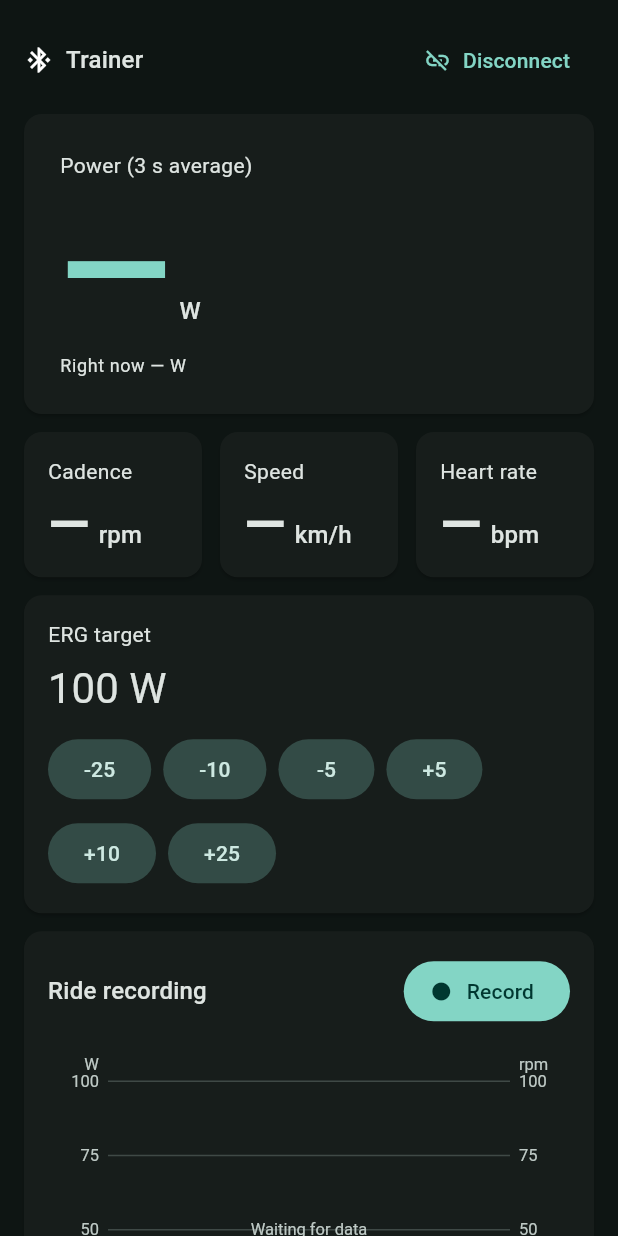
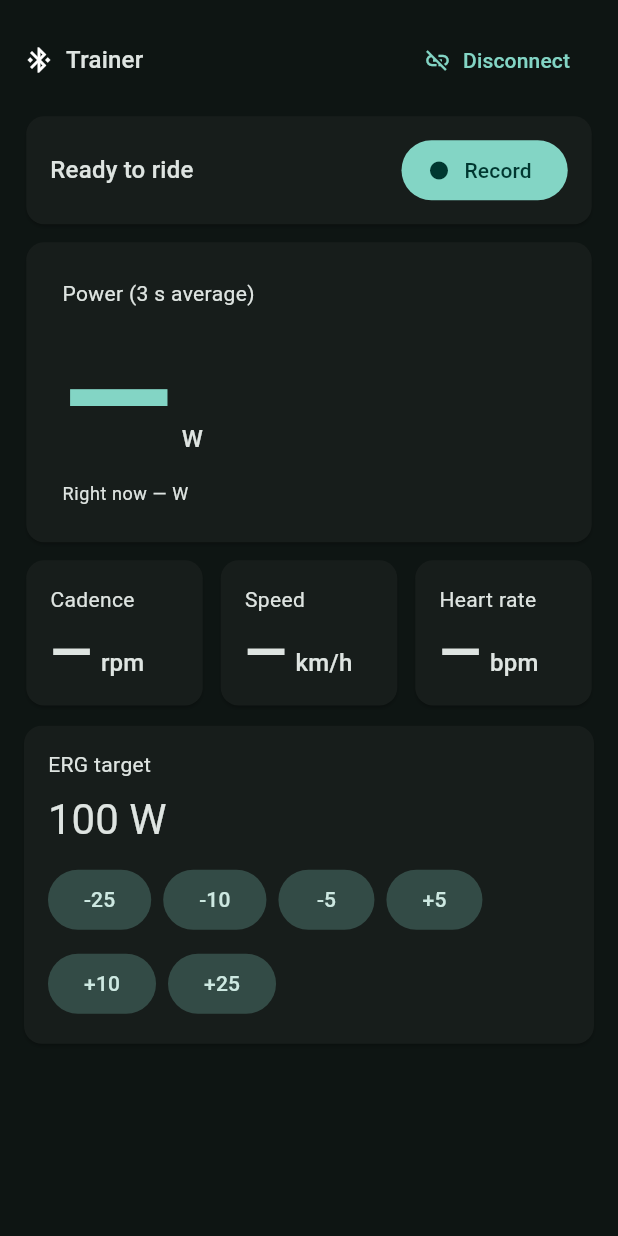
Before and after one commit to ldmichae/speedy, a Flutter app: the DashboardView widget shown alone on an empty page, opened directly, on a phone screen of 412 x 824 dp. Run offline on Flutter 3.47's test engine with Material 3 defaults, Android fonts, the phone set to English and light mode, and no system bars; our stand-ins replace flutter_riverpod, shared_preferences, wakelock_plus; missing offline and left inert: universal_ble; accounts and stored records are empty.

Commit message:
Rework recording screen and add wide desktop layouts
Recording screen:
- Workout bar (timer and controls) sits above the live power, cadence and
  speed tiles; totals (time, distance, avg power, energy) and the chart
  appear only once a ride is being recorded
- The workout is outlined as one group while recording

Layout:
- Windows 1000px or wider get side-by-side layouts: live tiles and ERG
  target beside the ride summary and a taller chart; two-column
  preferences; two-column history list; larger chart in ride detail
- Narrower windows, including portrait, keep the stacked layout
- Fix cards shrinking to different widths in stacked columns
- MetricTile scales its number down instead of overflowing when narrow

Tests cover both layouts, including alignment and widths.

Co-Authored-By: Claude Sonnet 5.5 <noreply@anthropic.com>

```diff
--- a/lib/ui/dashboard_view.dart
+++ b/lib/ui/dashboard_view.dart
@@ -3,7 +3,10 @@ import 'package:flutter_riverpod/flutter_riverpod.dart';
 import 'package:wakelock_plus/wakelock_plus.dart';
 
 import '../core/units.dart';
+import '../core/ride_recording.dart';
+import 'layout.dart';
 import 'metric_tile.dart';
+import 'recorder_controller.dart';
 import 'recording_panel.dart';
 import 'trainer_controller.dart';
 import 'units_controller.dart';
@@ -38,27 +41,10 @@ class _DashboardViewState extends ConsumerState<DashboardView> {
     final theme = Theme.of(context);
     final d = s.latest;
     final rideUnits = ref.watch(rideUnitsProvider);
+    final active = ref.watch(
+        recorderProvider.select((r) => r.status != RecStatus.idle));
 
-    return ListView(
-      padding: const EdgeInsets.all(16),
-      children: [
-        Row(children: [
-          const Icon(Icons.bluetooth_connected, size: 20),
-          const SizedBox(width: 8),
-          Expanded(
-            child: Text(
-              s.deviceName ?? 'Trainer',
-              style: theme.textTheme.titleMedium,
-              overflow: TextOverflow.ellipsis,
-            ),
-          ),
-          TextButton.icon(
-            onPressed: c.disconnect,
-            icon: const Icon(Icons.link_off),
-            label: const Text('Disconnect'),
-          ),
-        ]),
-        const SizedBox(height: 12),
+    final tiles = Column(crossAxisAlignment: CrossAxisAlignment.stretch, children: [
       MetricTile(
         label: 'Power (3 s average)',
         value: _whole(s.smoothedPower),
@@ -88,8 +74,9 @@ class _DashboardViewState extends ConsumerState<DashboardView> {
               label: 'Heart rate', value: _whole(d?.heartRate), unit: 'bpm'),
         ),
       ]),
-        const SizedBox(height: 12),
-        Card(
+    ]);
+
+    final ergCard = Card(
       margin: EdgeInsets.zero,
       child: Padding(
         padding: const EdgeInsets.all(16),
@@ -110,14 +97,116 @@ class _DashboardViewState extends ConsumerState<DashboardView> {
           ],
         ),
       ),
+    );
+
+    final deviceRow = Row(children: [
+      const Icon(Icons.bluetooth_connected, size: 20),
+      const SizedBox(width: 8),
+      Expanded(
+        child: Text(
+          s.deviceName ?? 'Trainer',
+          style: theme.textTheme.titleMedium,
+          overflow: TextOverflow.ellipsis,
         ),
+      ),
+      TextButton.icon(
+        onPressed: c.disconnect,
+        icon: const Icon(Icons.link_off),
+        label: const Text('Disconnect'),
+      ),
+    ]);
+
+    return LayoutBuilder(builder: (context, box) {
+      final wide = isWideLayout(box.maxWidth);
+
+      // Controls, live numbers and (once recording) totals and chart read as
+      // one workout: outlined together while a ride is being recorded.
+      final Widget workout;
+      if (wide) {
+        // Live numbers and the ERG target on the left, the ride so far on the
+        // right; the chart takes whatever height the window has left.
+        final chartHeight = (box.maxHeight - 430).clamp(260.0, 640.0);
+        workout = Column(crossAxisAlignment: CrossAxisAlignment.stretch, children: [
+          const WorkoutBar(),
           const SizedBox(height: 12),
-        const RecordingPanel(),
+          Row(crossAxisAlignment: CrossAxisAlignment.start, children: [
+            Expanded(
+              flex: 5,
+              child: Column(
+                crossAxisAlignment: CrossAxisAlignment.stretch,
+                children: [tiles, const SizedBox(height: 12), ergCard],
+              ),
+            ),
+            const SizedBox(width: 12),
+            Expanded(
+              flex: 6,
+              child: active
+                  ? WorkoutSummary(chartHeight: chartHeight)
+                  : const _IdleHint(),
+            ),
+          ]),
+        ]);
+      } else {
+        workout = Column(crossAxisAlignment: CrossAxisAlignment.stretch, children: [
+          const WorkoutBar(),
+          const SizedBox(height: 12),
+          tiles,
+          if (active) ...[
+            const SizedBox(height: 12),
+            const WorkoutSummary(),
+          ],
+        ]);
+      }
+
+      return ListView(
+        padding: const EdgeInsets.all(16),
+        children: [
+          deviceRow,
+          const SizedBox(height: 12),
+          Container(
+            padding: EdgeInsets.all(active ? 12 : 0),
+            decoration: BoxDecoration(
+              borderRadius: BorderRadius.circular(20),
+              border: Border.all(
+                color: active ? theme.colorScheme.primary : Colors.transparent,
+                width: 1.5,
+              ),
+            ),
+            child: workout,
+          ),
+          if (!wide) ...[const SizedBox(height: 12), ergCard],
           if (s.error != null) ...[
             const SizedBox(height: 12),
             Text(s.error!, style: TextStyle(color: theme.colorScheme.error)),
           ],
         ],
       );
+    });
   }
 }
+
+/// Fills the space the ride summary will use, so the wide layout is balanced
+/// before recording starts.
+class _IdleHint extends StatelessWidget {
+  const _IdleHint();
+
+  @override
+  Widget build(BuildContext context) {
+    final theme = Theme.of(context);
+    return Card(
+      margin: EdgeInsets.zero,
+      child: Padding(
+        padding: const EdgeInsets.all(32),
+        child: Column(children: [
+          Icon(Icons.show_chart, size: 40, color: theme.colorScheme.outline),
+          const SizedBox(height: 12),
+          Text('Press Record to start this ride',
+              style: theme.textTheme.titleMedium),
+          const SizedBox(height: 4),
+          Text('Totals and a live chart appear here.',
+              style: theme.textTheme.bodySmall),
+        ]),
+      ),
+    );
+  }
+}
--- /dev/null
+++ b/lib/ui/layout.dart
@@ -0,0 +1,8 @@
+/// Windows at least this wide (desktop or tablet landscape) get side-by-side
+/// layouts; narrower ones, including portrait, stack vertically.
+const wideLayoutMinWidth = 1000.0;
+
+bool isWideLayout(double width) => width >= wideLayoutMinWidth;
+
+/// Widest the main content grows on a wide window.
+const wideContentMaxWidth = 1400.0;
--- a/lib/ui/metric_tile.dart
+++ b/lib/ui/metric_tile.dart
@@ -39,7 +39,11 @@ class MetricTile extends StatelessWidget {
           children: [
             Text(label, style: theme.textTheme.bodyMedium),
             SizedBox(height: hero ? 12 : 8),
-            Row(
+            // Shrinks the number and unit rather than overflowing a narrow tile.
+            FittedBox(
+              fit: BoxFit.scaleDown,
+              alignment: Alignment.centerLeft,
+              child: Row(
                 crossAxisAlignment: CrossAxisAlignment.baseline,
                 textBaseline: TextBaseline.alphabetic,
                 children: [
@@ -47,6 +51,7 @@ class MetricTile extends StatelessWidget {
                   const SizedBox(width: 6),
                   Text(unit, style: theme.textTheme.titleMedium),
                 ],
+              ),
             ),
             if (footnote != null) ...[
               const SizedBox(height: 8),
--- a/lib/ui/recording_panel.dart
+++ b/lib/ui/recording_panel.dart
@@ -9,8 +9,10 @@ import 'ride_chart.dart';
 import 'rider_profile_controller.dart';
 import 'units_controller.dart';
 
-class RecordingPanel extends ConsumerWidget {
-  const RecordingPanel({super.key});
+/// Timer and record/pause/stop controls. Always visible, so starting a ride
+/// does not move anything on screen.
+class WorkoutBar extends ConsumerWidget {
+  const WorkoutBar({super.key});
 
   Future<void> _stop(BuildContext context, WidgetRef ref) async {
     final c = ref.read(recorderProvider.notifier);
@@ -75,11 +77,8 @@ class RecordingPanel extends ConsumerWidget {
   @override
   Widget build(BuildContext context, WidgetRef ref) {
     final rec = ref.watch(recorderProvider);
-    final settings = ref.watch(chartSettingsProvider);
-    final profile = ref.watch(riderProfileProvider);
     final c = ref.read(recorderProvider.notifier);
     final theme = Theme.of(context);
-    final kcal = rideKcal(rec.samples, profile);
 
     final controls = switch (rec.status) {
       RecStatus.idle => [
@@ -118,39 +117,61 @@ class RecordingPanel extends ConsumerWidget {
     return Card(
       margin: EdgeInsets.zero,
       child: Padding(
-        padding: const EdgeInsets.all(16),
-        child: Column(
-          crossAxisAlignment: CrossAxisAlignment.start,
-          children: [
-            Row(children: [
+        padding: const EdgeInsets.symmetric(horizontal: 16, vertical: 12),
+        child: Row(children: [
           if (rec.status == RecStatus.recording)
             Padding(
               padding: const EdgeInsets.only(right: 8),
               child: Icon(Icons.circle, size: 12, color: theme.colorScheme.error),
             ),
           Text(
-                rec.status == RecStatus.idle
-                    ? 'Ride recording'
-                    : rec.status == RecStatus.paused
-                        ? 'Paused  ${clock(rec.elapsed)}'
-                        : clock(rec.elapsed),
+            switch (rec.status) {
+              RecStatus.idle => 'Ready to ride',
+              RecStatus.paused => 'Paused  ${clock(rec.elapsed)}',
+              RecStatus.recording => clock(rec.elapsed),
+            },
             style: theme.textTheme.titleMedium,
           ),
           const Spacer(),
           Wrap(spacing: 8, children: controls),
         ]),
-            if (rec.status != RecStatus.idle) ...[
+      ),
+    );
+  }
+}
+
+/// Totals so far, and the chart with its options. Only shown once a ride is
+/// being recorded.
+class WorkoutSummary extends ConsumerWidget {
+  const WorkoutSummary({super.key, this.chartHeight = 240});
+
+  final double chartHeight;
+
+  @override
+  Widget build(BuildContext context, WidgetRef ref) {
+    final rec = ref.watch(recorderProvider);
+    final settings = ref.watch(chartSettingsProvider);
+    final kcal = rideKcal(rec.samples, ref.watch(riderProfileProvider));
+    final stats = RideStats.of(rec.samples, kcal: kcal);
+
+    return Card(
+      margin: EdgeInsets.zero,
+      child: Padding(
+        padding: const EdgeInsets.all(16),
+        child: Column(
+          crossAxisAlignment: CrossAxisAlignment.start,
+          children: [
+            RideStatRow(stats: stats),
+            if (kcal == null) ...[
               const SizedBox(height: 4),
               Text(
-                kcal != null
-                    ? '≈ ${kcal.round()} kcal burned'
-                    : 'Add your rider profile in Preferences to estimate calories',
-                style: theme.textTheme.bodySmall,
+                'Add your rider profile in Preferences to estimate calories.',
+                style: Theme.of(context).textTheme.bodySmall,
               ),
             ],
             const SizedBox(height: 16),
             SizedBox(
-              height: 240,
+              height: chartHeight,
               child: RideChart(
                 samples: rec.samples,
                 settings: settings,
```
Also changed, not shown: lib/ui/history_screen.dart (+35 -7 lines), lib/ui/home_screen.dart (+5 -3 lines), lib/ui/preferences_screen.dart (+42 -21 lines), 2 other files. Lines whose indentation alone changed are shown as unchanged.
